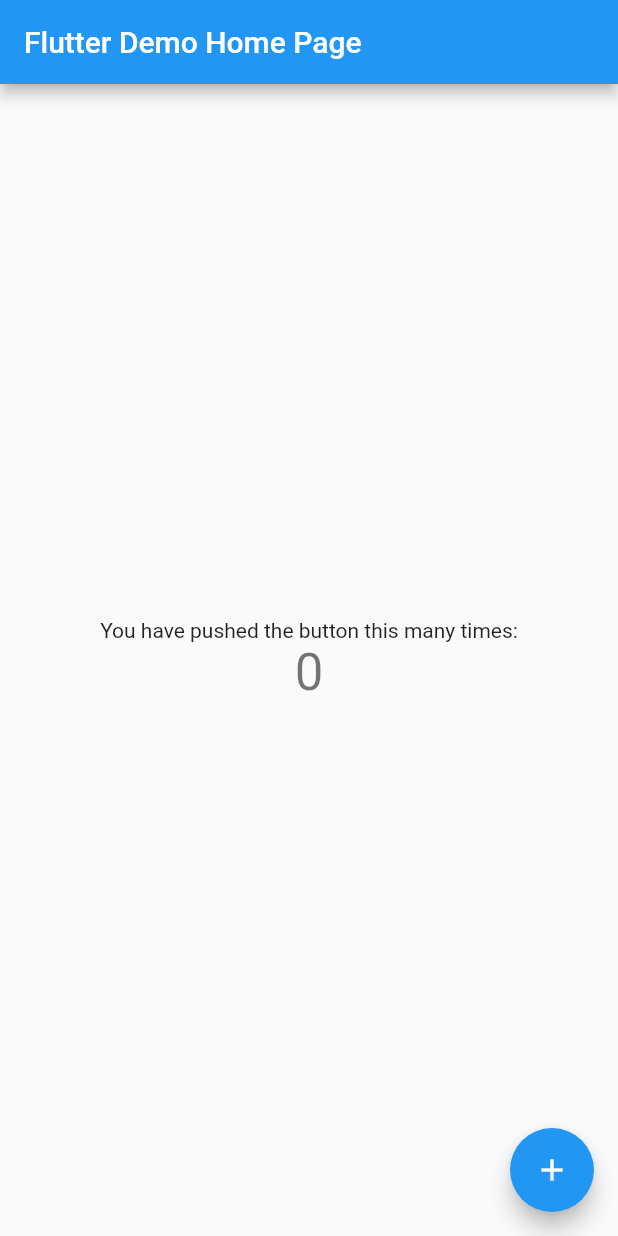
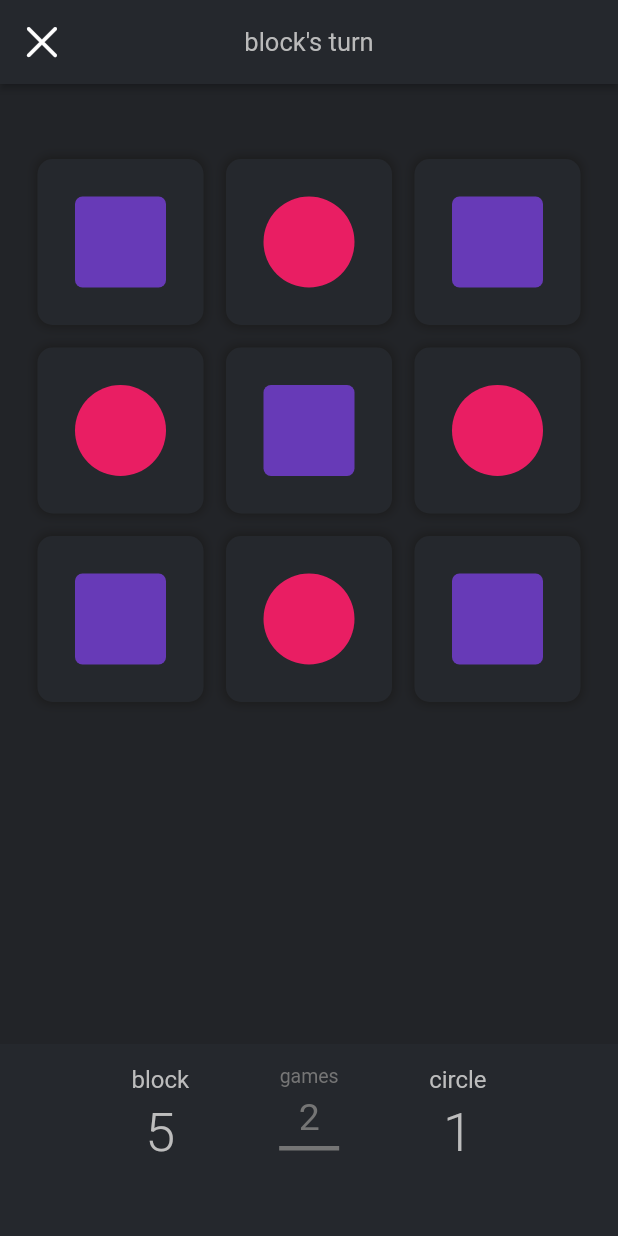
Before and after one commit to PratikJH153/TicTacToeApp, a Flutter app: the screen it shows after launch, on a phone screen of 412 x 824 dp. Run offline on Flutter 3.47's test engine with Material 2 defaults, Android fonts, the phone set to English and light mode, and no system bars.

Commit message:
Design Completed

```diff
--- a/lib/main.dart
+++ b/lib/main.dart
@@ -1,115 +1,29 @@
 import 'package:flutter/material.dart';
+import './views/home.dart';
 
-void main() {
-  runApp(const MyApp());
-}
+void main() => runApp(const MyApp());
 
 class MyApp extends StatelessWidget {
   const MyApp({Key? key}) : super(key: key);
 
-  // This widget is the root of your application.
   @override
   Widget build(BuildContext context) {
     return MaterialApp(
-      title: 'Flutter Demo',
+      debugShowCheckedModeBanner: false,
+      title: "TicTacToe",
       theme: ThemeData(
-        // This is the theme of your application.
-        //
-        // Try running your application with "flutter run". You'll see the
-        // application has a blue toolbar. Then, without quitting the app, try
-        // changing the primarySwatch below to Colors.green and then invoke
-        // "hot reload" (press "r" in the console where you ran "flutter run",
-        // or simply save your changes to "hot reload" in a Flutter IDE).
-        // Notice that the counter didn't reset back to zero; the application
-        // is not restarted.
-        primarySwatch: Colors.blue,
+        scaffoldBackgroundColor: const Color(0xFF222428),
+        canvasColor: const Color(0xFF25282d),
+        primarySwatch: Colors.deepPurple,
+        brightness: Brightness.dark,
+        appBarTheme: const AppBarTheme(
+          titleTextStyle: TextStyle(
+            color: Color(0xFFbababa),
+            fontSize: 17,
+          ),
+        ),
       ),
-      home: const MyHomePage(title: 'Flutter Demo Home Page'),
+      home: const HomePage(),
     );
   }
 }
-
-class MyHomePage extends StatefulWidget {
-  const MyHomePage({Key? key, required this.title}) : super(key: key);
-
-  // This widget is the home page of your application. It is stateful, meaning
-  // that it has a State object (defined below) that contains fields that affect
-  // how it looks.
-
-  // This class is the configuration for the state. It holds the values (in this
-  // case the title) provided by the parent (in this case the App widget) and
-  // used by the build method of the State. Fields in a Widget subclass are
-  // always marked "final".
-
-  final String title;
-
-  @override
-  State<MyHomePage> createState() => _MyHomePageState();
-}
-
-class _MyHomePageState extends State<MyHomePage> {
-  int _counter = 0;
-
-  void _incrementCounter() {
-    setState(() {
-      // This call to setState tells the Flutter framework that something has
-      // changed in this State, which causes it to rerun the build method below
-      // so that the display can reflect the updated values. If we changed
-      // _counter without calling setState(), then the build method would not be
-      // called again, and so nothing would appear to happen.
-      _counter++;
-    });
-  }
-
-  @override
-  Widget build(BuildContext context) {
-    // This method is rerun every time setState is called, for instance as done
-    // by the _incrementCounter method above.
-    //
-    // The Flutter framework has been optimized to make rerunning build methods
-    // fast, so that you can just rebuild anything that needs updating rather
-    // than having to individually change instances of widgets.
-    return Scaffold(
-      appBar: AppBar(
-        // Here we take the value from the MyHomePage object that was created by
-        // the App.build method, and use it to set our appbar title.
-        title: Text(widget.title),
-      ),
-      body: Center(
-        // Center is a layout widget. It takes a single child and positions it
-        // in the middle of the parent.
-        child: Column(
-          // Column is also a layout widget. It takes a list of children and
-          // arranges them vertically. By default, it sizes itself to fit its
-          // children horizontally, and tries to be as tall as its parent.
-          //
-          // Invoke "debug painting" (press "p" in the console, choose the
-          // "Toggle Debug Paint" action from the Flutter Inspector in Android
-          // Studio, or the "Toggle Debug Paint" command in Visual Studio Code)
-          // to see the wireframe for each widget.
-          //
-          // Column has various properties to control how it sizes itself and
-          // how it positions its children. Here we use mainAxisAlignment to
-          // center the children vertically; the main axis here is the vertical
-          // axis because Columns are vertical (the cross axis would be
-          // horizontal).
-          mainAxisAlignment: MainAxisAlignment.center,
-          children: <Widget>[
-            const Text(
-              'You have pushed the button this many times:',
-            ),
-            Text(
-              '$_counter',
-              style: Theme.of(context).textTheme.headline4,
-            ),
-          ],
-        ),
-      ),
-      floatingActionButton: FloatingActionButton(
-        onPressed: _incrementCounter,
-        tooltip: 'Increment',
-        child: const Icon(Icons.add),
-      ), // This trailing comma makes auto-formatting nicer for build methods.
-    );
-  }
-}
--- /dev/null
+++ b/lib/views/home.dart
@@ -0,0 +1,168 @@
+import 'package:flutter/cupertino.dart';
+import 'package:flutter/material.dart';
+
+class HomePage extends StatefulWidget {
+  const HomePage({Key? key}) : super(key: key);
+
+  @override
+  State<HomePage> createState() => _HomePageState();
+}
+
+class _HomePageState extends State<HomePage> {
+  @override
+  Widget build(BuildContext context) {
+    return Scaffold(
+      appBar: AppBar(
+        centerTitle: true,
+        backgroundColor: const Color(0xFF25282d),
+        elevation: 2,
+        leading: IconButton(
+          icon: const Icon(CupertinoIcons.clear),
+          iconSize: 30,
+          onPressed: () {},
+        ),
+        title: const Text("block's turn"),
+      ),
+      body: SafeArea(
+        child: Column(
+          children: [
+            Expanded(
+              flex: 5,
+              child: GridView.builder(
+                physics: const NeverScrollableScrollPhysics(),
+                padding: const EdgeInsets.symmetric(
+                  horizontal: 25,
+                  vertical: 50,
+                ),
+                gridDelegate: const SliverGridDelegateWithFixedCrossAxisCount(
+                  crossAxisCount: 3,
+                  crossAxisSpacing: 15,
+                  mainAxisSpacing: 15,
+                ),
+                itemBuilder: (ctx, index) {
+                  return Container(
+                    padding: const EdgeInsets.all(25),
+                    decoration: BoxDecoration(
+                      color: const Color(0xFF25282d),
+                      borderRadius: BorderRadius.circular(10),
+                      boxShadow: const [
+                        BoxShadow(
+                          color: Color(0xFF1b1b1b),
+                          blurRadius: 5,
+                          spreadRadius: 1,
+                        )
+                      ],
+                    ),
+                    child: Container(
+                      decoration: BoxDecoration(
+                        borderRadius:
+                            BorderRadius.circular(index % 2 == 0 ? 5 : 100),
+                        color: index % 2 == 0 ? Colors.deepPurple : Colors.pink,
+                      ),
+                    ),
+                  );
+                },
+                itemCount: 9,
+              ),
+            ),
+            Expanded(
+              flex: 1,
+              child: Container(
+                padding: const EdgeInsets.only(top: 14),
+                color: const Color(0xFF25282d),
+                child: Row(
+                  crossAxisAlignment: CrossAxisAlignment.center,
+                  mainAxisAlignment: MainAxisAlignment.center,
+                  children: [
+                    Container(
+                      margin: const EdgeInsets.symmetric(horizontal: 30.0),
+                      child: Column(
+                        children: [
+                          Text(
+                            "block",
+                            style: TextStyle(
+                              color: Colors.grey[400],
+                              fontSize: 16,
+                            ),
+                          ),
+                          const SizedBox(
+                            height: 5,
+                          ),
+                          Text(
+                            "5",
+                            style: TextStyle(
+                              color: Colors.grey[400],
+                              fontSize: 36,
+                              fontWeight: FontWeight.w300,
+                            ),
+                          ),
+                        ],
+                      ),
+                    ),
+                    Container(
+                      margin: const EdgeInsets.symmetric(horizontal: 30.0),
+                      child: Column(
+                        children: [
+                          Text(
+                            "games",
+                            style: TextStyle(
+                              color: Colors.grey[600],
+                              fontSize: 13,
+                            ),
+                          ),
+                          const SizedBox(
+                            height: 5,
+                          ),
+                          Text(
+                            "2",
+                            style: TextStyle(
+                              color: Colors.grey[600],
+                              fontSize: 25,
+                            ),
+                          ),
+                          const SizedBox(
+                            height: 5,
+                          ),
+                          Container(
+                            height: 3,
+                            width: 40,
+                            color: Colors.grey[600],
+                          )
+                        ],
+                      ),
+                    ),
+                    Container(
+                      margin: const EdgeInsets.symmetric(horizontal: 30.0),
+                      child: Column(
+                        children: [
+                          Text(
+                            "circle",
+                            style: TextStyle(
+                              color: Colors.grey[400],
+                              fontSize: 16,
+                            ),
+                          ),
+                          const SizedBox(
+                            height: 5,
+                          ),
+                          Text(
+                            "1",
+                            style: TextStyle(
+                              color: Colors.grey[400],
+                              fontSize: 36,
+                              fontWeight: FontWeight.w300,
+                            ),
+                          ),
+                        ],
+                      ),
+                    ),
+                  ],
+                ),
+              ),
+            )
+          ],
+        ),
+      ),
+    );
+  }
+}
```
Also changed, not shown: 7 other files.
